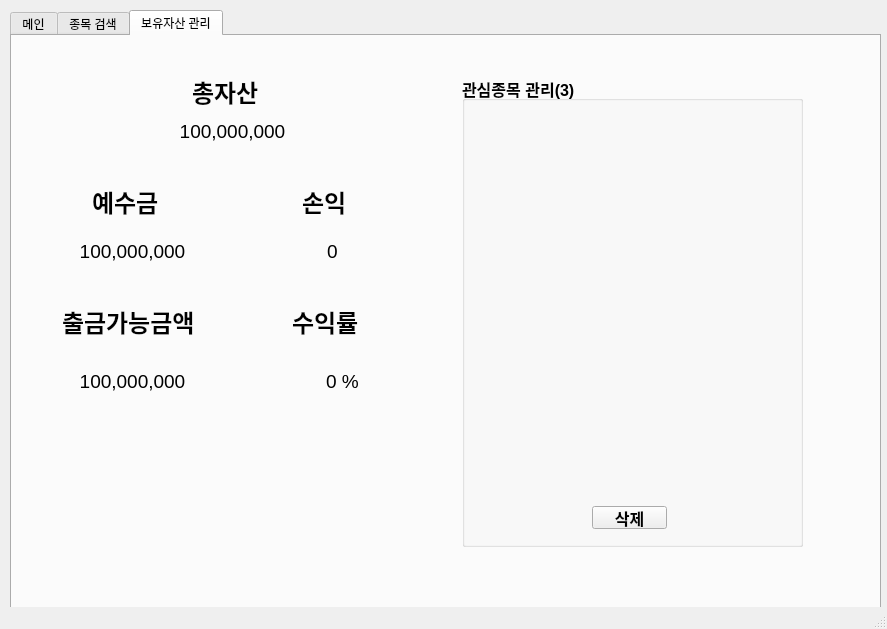
This is UI/main.ui in enriver/2020-Hanium as Qt 5 draws it before an edit. The edited form follows.
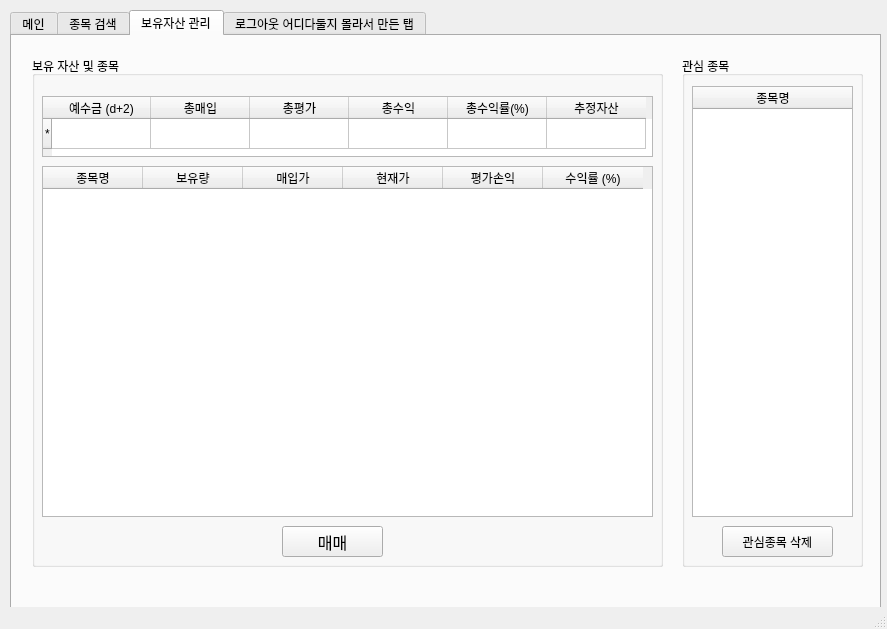
This is the edited form. The open tabs and pages were chosen to show the change.

Commit message: 보유자산 종목 관리

Patch:
```diff
--- a/UI/main.ui
+++ b/UI/main.ui
@@ -26,7 +26,7 @@
     <property name="currentIndex">
      <number>0</number>
     </property>
-    <widget class="QWidget" name="tab">
+    <widget class="QWidget" name="mainTab">
      <attribute name="title">
       <string>메인</string>
      </attribute>
@@ -624,22 +624,55 @@
      <widget class="QLabel" name="itemName">
       <property name="geometry">
        <rect>
-        <x>30</x>
-        <y>250</y>
-        <width>61</width>
+        <x>105</x>
+        <y>20</y>
+        <width>281</width>
+        <height>20</height>
+       </rect>
+      </property>
+     </widget>
+     <widget class="QLabel" name="label_11">
+      <property name="geometry">
+       <rect>
+        <x>500</x>
+        <y>20</y>
+        <width>91</width>
         <height>21</height>
        </rect>
       </property>
       <property name="font">
        <font>
         <family>Arial</family>
-        <pointsize>12</pointsize>
+        <pointsize>16</pointsize>
         <weight>75</weight>
         <bold>true</bold>
        </font>
       </property>
       <property name="text">
-       <string>종목명</string>
+       <string>종목코드</string>
+      </property>
+     </widget>
+     <widget class="QLineEdit" name="lineEdit_2">
+      <property name="geometry">
+       <rect>
+        <x>610</x>
+        <y>20</y>
+        <width>113</width>
+        <height>20</height>
+       </rect>
+      </property>
+     </widget>
+     <widget class="QPushButton" name="codeSearch_btn">
+      <property name="geometry">
+       <rect>
+        <x>740</x>
+        <y>20</y>
+        <width>51</width>
+        <height>23</height>
+       </rect>
+      </property>
+      <property name="text">
+       <string>검색</string>
       </property>
      </widget>
     </widget>
@@ -650,250 +683,194 @@
      <widget class="QGroupBox" name="groupBox">
       <property name="geometry">
        <rect>
-        <x>450</x>
-        <y>40</y>
+        <x>20</x>
+        <y>20</y>
+        <width>631</width>
+        <height>511</height>
+       </rect>
+      </property>
+      <property name="title">
+       <string>보유 자산 및 종목</string>
+      </property>
+      <widget class="QTableWidget" name="tableWidget_2">
+       <property name="geometry">
+        <rect>
+         <x>10</x>
+         <y>40</y>
+         <width>611</width>
+         <height>61</height>
+        </rect>
+       </property>
+       <attribute name="horizontalHeaderDefaultSectionSize">
+        <number>99</number>
+       </attribute>
+       <row>
+        <property name="text">
+         <string>*</string>
+        </property>
+       </row>
+       <column>
+        <property name="text">
+         <string>예수금 (d+2)</string>
+        </property>
+       </column>
+       <column>
+        <property name="text">
+         <string>총매입</string>
+        </property>
+       </column>
+       <column>
+        <property name="text">
+         <string>총평가</string>
+        </property>
+       </column>
+       <column>
+        <property name="text">
+         <string>총수익</string>
+        </property>
+       </column>
+       <column>
+        <property name="text">
+         <string>총수익률(%)</string>
+        </property>
+       </column>
+       <column>
+        <property name="text">
+         <string>추정자산</string>
+        </property>
+       </column>
+      </widget>
+      <widget class="QTableWidget" name="tableWidget_3">
+       <property name="geometry">
+        <rect>
+         <x>10</x>
+         <y>110</y>
+         <width>611</width>
+         <height>351</height>
+        </rect>
+       </property>
+       <column>
+        <property name="text">
+         <string>종목명</string>
+        </property>
+       </column>
+       <column>
+        <property name="text">
+         <string>보유량</string>
+        </property>
+       </column>
+       <column>
+        <property name="text">
+         <string>매입가</string>
+        </property>
+       </column>
+       <column>
+        <property name="text">
+         <string>현재가</string>
+        </property>
+       </column>
+       <column>
+        <property name="text">
+         <string>평가손익</string>
+        </property>
+       </column>
+       <column>
+        <property name="text">
+         <string>수익률 (%)</string>
+        </property>
+       </column>
+      </widget>
+      <widget class="QPushButton" name="pushButton_3">
+       <property name="geometry">
+        <rect>
+         <x>250</x>
+         <y>470</y>
+         <width>101</width>
+         <height>31</height>
+        </rect>
+       </property>
+       <property name="font">
+        <font>
+         <family>Arial</family>
+         <pointsize>12</pointsize>
+        </font>
+       </property>
+       <property name="text">
+        <string>매매</string>
+       </property>
+      </widget>
+     </widget>
+     <widget class="QGroupBox" name="groupBox_2">
+      <property name="geometry">
+       <rect>
+        <x>670</x>
+        <y>20</y>
+        <width>181</width>
+        <height>511</height>
+       </rect>
+      </property>
+      <property name="title">
+       <string>관심 종목</string>
+      </property>
+      <widget class="QPushButton" name="del_interest_btn">
+       <property name="geometry">
+        <rect>
+         <x>40</x>
+         <y>470</y>
+         <width>111</width>
+         <height>31</height>
+        </rect>
+       </property>
+       <property name="text">
+        <string>관심종목 삭제</string>
+       </property>
+      </widget>
+      <widget class="QTableWidget" name="tableWidget_4">
+       <property name="geometry">
+        <rect>
+         <x>10</x>
+         <y>30</y>
+         <width>161</width>
+         <height>431</height>
+        </rect>
+       </property>
+       <attribute name="horizontalHeaderDefaultSectionSize">
+        <number>160</number>
+       </attribute>
+       <column>
+        <property name="text">
+         <string>종목명</string>
+        </property>
+        <property name="textAlignment">
+         <set>AlignCenter</set>
+        </property>
+       </column>
+      </widget>
+     </widget>
+    </widget>
+    <widget class="QWidget" name="tab">
+     <attribute name="title">
+      <string>로그아웃 어디다둘지 몰라서 만든 탭</string>
+     </attribute>
+     <widget class="QPushButton" name="logout_btn">
+      <property name="geometry">
+       <rect>
+        <x>260</x>
+        <y>150</y>
         <width>341</width>
-        <height>471</height>
+        <height>251</height>
        </rect>
       </property>
       <property name="font">
        <font>
         <family>Arial</family>
-        <pointsize>12</pointsize>
+        <pointsize>28</pointsize>
         <weight>75</weight>
         <bold>true</bold>
        </font>
       </property>
-      <property name="title">
-       <string>관심종목 관리(3)</string>
-      </property>
-      <widget class="QPushButton" name="deleteBtn">
-       <property name="geometry">
-        <rect>
-         <x>130</x>
-         <y>430</y>
-         <width>75</width>
-         <height>23</height>
-        </rect>
-       </property>
-       <property name="text">
-        <string>삭제</string>
-       </property>
-      </widget>
-     </widget>
-     <widget class="QLabel" name="label_9">
-      <property name="geometry">
-       <rect>
-        <x>180</x>
-        <y>30</y>
-        <width>81</width>
-        <height>51</height>
-       </rect>
-      </property>
-      <property name="font">
-       <font>
-        <family>Arial</family>
-        <pointsize>18</pointsize>
-        <weight>75</weight>
-        <bold>true</bold>
-       </font>
-      </property>
       <property name="text">
-       <string>총자산</string>
-      </property>
-     </widget>
-     <widget class="QLabel" name="label_10">
-      <property name="geometry">
-       <rect>
-        <x>80</x>
-        <y>140</y>
-        <width>81</width>
-        <height>51</height>
-       </rect>
-      </property>
-      <property name="font">
-       <font>
-        <family>Arial</family>
-        <pointsize>18</pointsize>
-        <weight>75</weight>
-        <bold>true</bold>
-       </font>
-      </property>
-      <property name="text">
-       <string>예수금</string>
-      </property>
-     </widget>
-     <widget class="QLabel" name="label_11">
-      <property name="geometry">
-       <rect>
-        <x>290</x>
-        <y>140</y>
-        <width>81</width>
-        <height>51</height>
-       </rect>
-      </property>
-      <property name="font">
-       <font>
-        <family>Arial</family>
-        <pointsize>18</pointsize>
-        <weight>75</weight>
-        <bold>true</bold>
-       </font>
-      </property>
-      <property name="text">
-       <string>손익</string>
-      </property>
-     </widget>
-     <widget class="QLabel" name="label_12">
-      <property name="geometry">
-       <rect>
-        <x>280</x>
-        <y>260</y>
-        <width>101</width>
-        <height>51</height>
-       </rect>
-      </property>
-      <property name="font">
-       <font>
-        <family>Arial</family>
-        <pointsize>18</pointsize>
-        <weight>75</weight>
-        <bold>true</bold>
-       </font>
-      </property>
-      <property name="text">
-       <string>수익률</string>
-      </property>
-     </widget>
-     <widget class="QLabel" name="label_13">
-      <property name="geometry">
-       <rect>
-        <x>50</x>
-        <y>260</y>
-        <width>161</width>
-        <height>51</height>
-       </rect>
-      </property>
-      <property name="font">
-       <font>
-        <family>Arial</family>
-        <pointsize>18</pointsize>
-        <weight>75</weight>
-        <bold>true</bold>
-       </font>
-      </property>
-      <property name="text">
-       <string>출금가능금액</string>
-      </property>
-     </widget>
-     <widget class="QLabel" name="total_asset_2">
-      <property name="geometry">
-       <rect>
-        <x>140</x>
-        <y>80</y>
-        <width>161</width>
-        <height>31</height>
-       </rect>
-      </property>
-      <property name="font">
-       <font>
-        <family>Arial</family>
-        <pointsize>14</pointsize>
-       </font>
-      </property>
-      <property name="text">
-       <string>100,000,000</string>
-      </property>
-      <property name="alignment">
-       <set>Qt::AlignCenter</set>
-      </property>
-     </widget>
-     <widget class="QLabel" name="total_asset_3">
-      <property name="geometry">
-       <rect>
-        <x>40</x>
-        <y>200</y>
-        <width>161</width>
-        <height>31</height>
-       </rect>
-      </property>
-      <property name="font">
-       <font>
-        <family>Arial</family>
-        <pointsize>14</pointsize>
-       </font>
-      </property>
-      <property name="text">
-       <string>100,000,000</string>
-      </property>
-      <property name="alignment">
-       <set>Qt::AlignCenter</set>
-      </property>
-     </widget>
-     <widget class="QLabel" name="total_asset_4">
-      <property name="geometry">
-       <rect>
-        <x>40</x>
-        <y>330</y>
-        <width>161</width>
-        <height>31</height>
-       </rect>
-      </property>
-      <property name="font">
-       <font>
-        <family>Arial</family>
-        <pointsize>14</pointsize>
-       </font>
-      </property>
-      <property name="text">
-       <string>100,000,000</string>
-      </property>
-      <property name="alignment">
-       <set>Qt::AlignCenter</set>
-      </property>
-     </widget>
-     <widget class="QLabel" name="total_asset_5">
-      <property name="geometry">
-       <rect>
-        <x>240</x>
-        <y>200</y>
-        <width>161</width>
-        <height>31</height>
-       </rect>
-      </property>
-      <property name="font">
-       <font>
-        <family>Arial</family>
-        <pointsize>14</pointsize>
-       </font>
-      </property>
-      <property name="text">
-       <string>0</string>
-      </property>
-      <property name="alignment">
-       <set>Qt::AlignCenter</set>
-      </property>
-     </widget>
-     <widget class="QLabel" name="total_asset_6">
-      <property name="geometry">
-       <rect>
-        <x>250</x>
-        <y>330</y>
-        <width>161</width>
-        <height>31</height>
-       </rect>
-      </property>
-      <property name="font">
-       <font>
-        <family>Arial</family>
-        <pointsize>14</pointsize>
-       </font>
-      </property>
-      <property name="text">
-       <string>0 %</string>
-      </property>
-      <property name="alignment">
-       <set>Qt::AlignCenter</set>
+       <string>로그아웃</string>
       </property>
      </widget>
     </widget>
```
Left out of the diff: 116 changed lines with no effect on the pictures. The commit also changes 3 other files.
